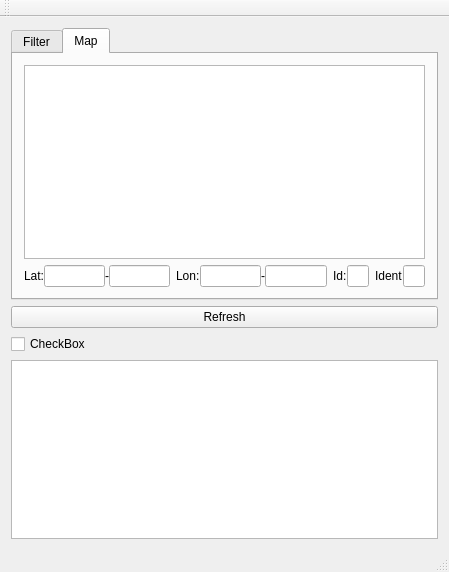
Above: provamimainwindow.ui from ARPA-SIMC/provami before the change. Below: the same form after it.
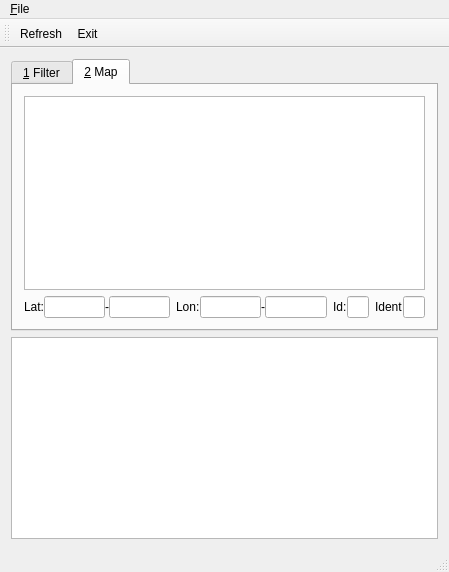
That is the form after the change. The open tabs and pages were chosen to show the change. Custom widgets are drawn as their Qt base class.

Commit message: Added menu, toolbar and accelerators

What changed in the file:
```diff
--- a/provamimainwindow.ui
+++ b/provamimainwindow.ui
@@ -40,7 +40,7 @@
         </sizepolicy>
        </property>
        <attribute name="title">
-        <string>Filter</string>
+        <string>&amp;1 Filter</string>
        </attribute>
        <layout class="QVBoxLayout" name="verticalLayout_3">
         <item>
@@ -94,7 +94,7 @@
       </widget>
       <widget class="QWidget" name="tab_map">
        <attribute name="title">
-        <string>Map</string>
+        <string>&amp;2 Map</string>
        </attribute>
        <layout class="QVBoxLayout" name="verticalLayout_4">
         <item>
@@ -215,20 +215,6 @@
       </widget>
      </widget>
     </item>
-    <item>
-     <widget class="QPushButton" name="refresh">
-      <property name="text">
-       <string>Refresh</string>
-      </property>
-     </widget>
-    </item>
-    <item>
-     <widget class="QCheckBox" name="checkBox">
-      <property name="text">
-       <string>CheckBox</string>
-      </property>
-     </widget>
-    </item>
     <item>
      <widget class="DataGridView" name="results">
       <attribute name="verticalHeaderVisible">
@@ -247,16 +233,49 @@
      <height>22</height>
     </rect>
    </property>
+   <widget class="QMenu" name="menuFile">
+    <property name="title">
+     <string>&amp;File</string>
+    </property>
+    <addaction name="actionRefresh"/>
+    <addaction name="separator"/>
+    <addaction name="actionExit"/>
+   </widget>
+   <addaction name="menuFile"/>
   </widget>
   <widget class="QToolBar" name="mainToolBar">
    <attribute name="toolBarArea">
     <enum>TopToolBarArea</enum>
    </attribute>
    <attribute name="toolBarBreak">
-    <bool>false</bool>
+    <bool>true</bool>
    </attribute>
+   <addaction name="actionRefresh"/>
+   <addaction name="actionExit"/>
   </widget>
   <widget class="QStatusBar" name="statusBar"/>
+  <action name="actionExit">
+   <property name="text">
+    <string>E&amp;xit</string>
+   </property>
+   <property name="toolTip">
+    <string>Exit provami</string>
+   </property>
+   <property name="shortcut">
+    <string>Ctrl+Q</string>
+   </property>
+  </action>
+  <action name="actionRefresh">
+   <property name="text">
+    <string>Refresh</string>
+   </property>
+   <property name="toolTip">
+    <string>Refresh data from the database</string>
+   </property>
+   <property name="shortcut">
+    <string>Ctrl+R</string>
+   </property>
+  </action>
  </widget>
  <layoutdefault spacing="6" margin="11"/>
  <customwidgets>
```
Left out of the diff: 2 changed lines with no effect on the pictures. The commit also changes 2 other files.
